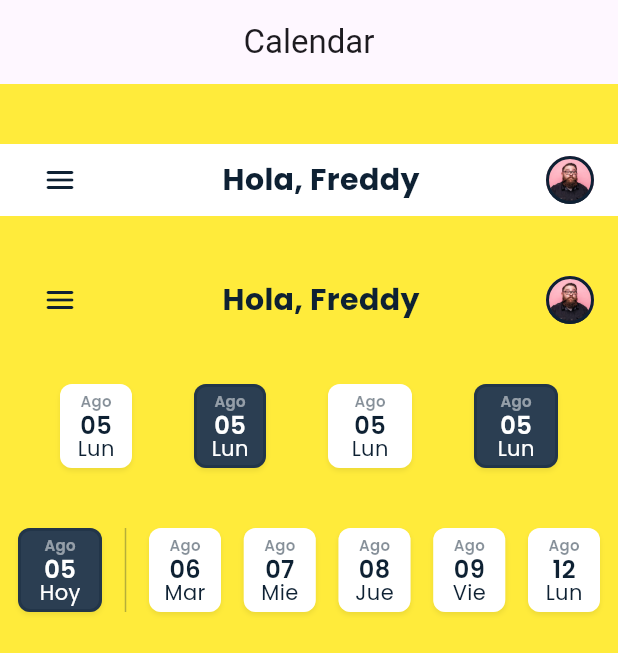
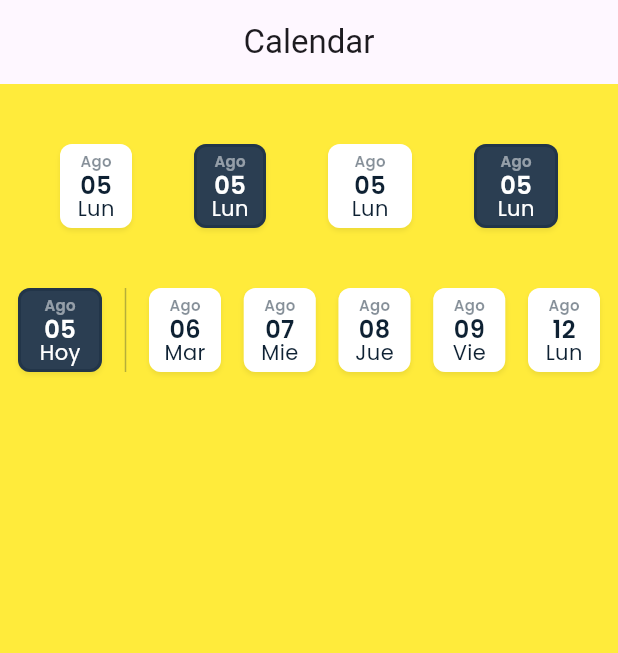
Before and after one commit to Francisco-V98/dashboard_busbanz_practice, a Flutter app: the CalendarScreen screen opened by its route, on a phone screen of 412 x 824 dp. Shown: the top 653 px of the screen. Run offline on Flutter 3.47's test engine with Material 3 defaults, Android fonts, the phone set to English and light mode, and no system bars; our stand-ins replace flutter_riverpod, go_router.

Commit message:
finish change and fix widgets by fran

```diff
--- a/lib/screens/Calendar/calendar_screen.dart
+++ b/lib/screens/Calendar/calendar_screen.dart
@@ -22,33 +22,35 @@ class _Body extends StatelessWidget {
       padding: EdgeInsets.symmetric(vertical: 40),
       child: Column(
         children: [
-          AppBarBusbanz(
-            withBackground: false,
-            title: 'Hola, Freddy',
-            image: 'assets/images/imagen_de_conductor.png',
-          ),
-          SizedBox(height: 32),
-          AppBarBusbanz(
-            title: 'Hola, Freddy',
-            image: 'assets/images/imagen_de_conductor.png',
-          ),
-          SizedBox(height: 32),
           Padding(
             padding: EdgeInsets.symmetric(horizontal: 40),
             child: Row(
               mainAxisAlignment: MainAxisAlignment.spaceBetween,
               children: [
-                CalendarContainer(month: 'Ago', date: '05', day: 'Lun'),
                 CalendarContainer(
-                    isActive: true, month: 'Ago', date: '05', day: 'Lun'),
+                  month: 'Ago',
+                  date: '05',
+                  day: 'Lun',
+                ),
                 CalendarContainer(
-                    isToday: true, month: 'Ago', date: '05', day: 'Lun'),
+                  isActive: true,
+                  month: 'Ago',
+                  date: '05',
+                  day: 'Lun',
+                ),
                 CalendarContainer(
-                    isToday: true,
-                    isActive: true,
-                    month: 'Ago',
-                    date: '05',
-                    day: 'Lun'),
+                  isToday: true,
+                  month: 'Ago',
+                  date: '05',
+                  day: 'Lun',
+                ),
+                CalendarContainer(
+                  isToday: true,
+                  isActive: true,
+                  month: 'Ago',
+                  date: '05',
+                  day: 'Lun',
+                ),
               ],
             ),
           ),
--- a/lib/screens/screens.dart
+++ b/lib/screens/screens.dart
@@ -1,3 +1,5 @@
+
+export 'package:dashboard_busbanz_practice/screens/appbar/appbar_screen.dart';
 
 export 'package:dashboard_busbanz_practice/screens/card/card_active_route_screen.dart';
 
--- a/lib/widgets/calendar_container/calendar_container.dart
+++ b/lib/widgets/calendar_container/calendar_container.dart
@@ -10,14 +10,19 @@ class CalendarContainer extends StatelessWidget {
   const CalendarContainer({
     super.key,
     this.isActive = false,
-    this.isToday = false, required this.month, required this.date, required this.day,
+    this.isToday = false,
+    required this.month,
+    required this.date,
+    required this.day,
   });
 
   @override
   Widget build(BuildContext context) {
+    const double numContainerSquare = 56;
+    const double numContainerRectangular = 48;
     return Container(
-      width: isToday ? 56 : 48,
-      height: 56,
+      width: isToday ? numContainerSquare : numContainerRectangular,
+      height: numContainerSquare,
       decoration: BoxDecoration(
         color: isActive ? AppColors.secondary : AppColors.bgTopLight,
         borderRadius: BorderRadius.circular(8),
@@ -48,7 +53,8 @@ class CalendarContainer extends StatelessWidget {
               color: isActive
                   ? AppColors.white.withOpacity(0.5)
                   : AppColors.black.withOpacity(0.5),
-                height: 1.5),
+              height: 1.5,
+            ),
           ),
           Text(
             date,
@@ -57,7 +63,8 @@ class CalendarContainer extends StatelessWidget {
               fontSize: 16,
               fontWeight: FontWeight.w600,
               color: isActive ? AppColors.white : AppColors.black,
-                height: 1),
+              height: 1,
+            ),
           ),
           Text(
             day,
@@ -65,7 +72,8 @@ class CalendarContainer extends StatelessWidget {
               fontFamily: 'Poppins',
               fontSize: 14,
               color: isActive ? AppColors.white : AppColors.black,
-                height: 1.2),
+              height: 1.2,
+            ),
           ),
         ],
       ),
--- a/lib/widgets/calendar_container/calendar_container_group.dart
+++ b/lib/widgets/calendar_container/calendar_container_group.dart
@@ -1,6 +1,4 @@
-import 'package:dashboard_busbanz_practice/config/theme/app_colors.dart';
 import 'package:dashboard_busbanz_practice/widgets/widgets.dart';
-import 'package:flutter/material.dart';
 
 class CalendarContainerGroup extends StatelessWidget {
   const CalendarContainerGroup({
```
Also changed, not shown: lib/config/router/routers.dart (+6 -2 lines), lib/screens/appbar/appbar_screen.dart (added, +40 -0 lines), lib/screens/list_components_screen.dart (+8 -3 lines). Lines whose indentation alone changed are shown as unchanged.
